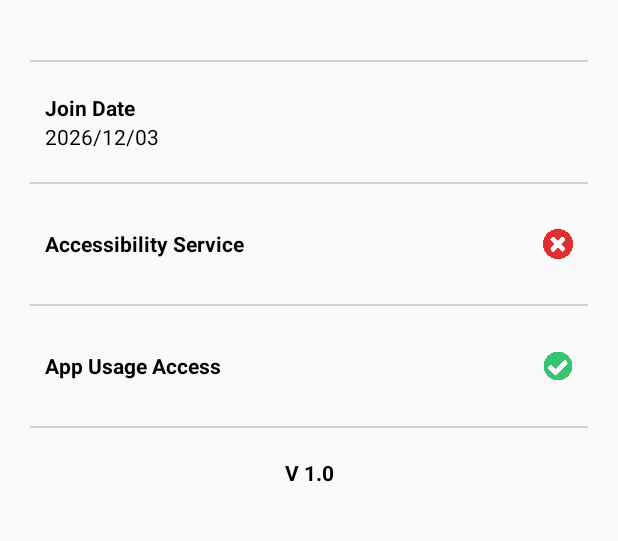
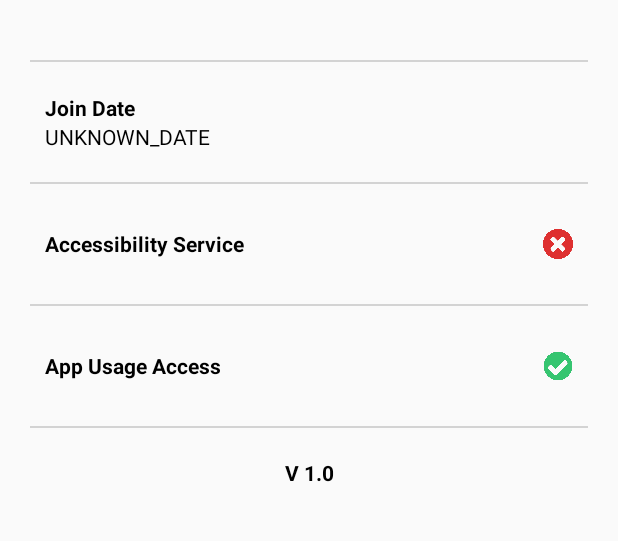
Before and after one commit to wayneiny/PrivaDroid, an Android app: the fragment ProfileFragment placed in its activity, on a phone screen of 412 x 824 dp, the part 120-661 px from its top. Run offline under Robolectric (Android 15) with nearby library versions, the phone set to English and light mode, and no system bars; 1 statement that could not run was skipped.

Commit message:
Fixed date parse exception

```diff
--- a/app/src/main/java/com/weichengcao/privadroid/database/FirestoreProvider.java
+++ b/app/src/main/java/com/weichengcao/privadroid/database/FirestoreProvider.java
@@ -1,6 +1,4 @@
 package com.weichengcao.privadroid.database;
-
-import android.content.Context;
 
 import androidx.annotation.NonNull;
 
@@ -22,14 +20,12 @@ import static com.weichengcao.privadroid.util.EventConstants.PERMISSION_COLLECTI
 
 public class FirestoreProvider {
 
-    private Context mContext;
     private FirebaseFirestore mFirestore;
     private UserPreferences mUserPreferences;
 
     public FirestoreProvider() {
-        mContext = PrivaDroidApplication.getAppContext();
         mFirestore = FirebaseFirestore.getInstance();
-        mUserPreferences = new UserPreferences(mContext);
+        mUserPreferences = new UserPreferences(PrivaDroidApplication.getAppContext());
     }
 
     // TODO: probably can collapse three methods into one?
--- a/app/src/main/java/com/weichengcao/privadroid/database/OnDeviceStorageProvider.java
+++ b/app/src/main/java/com/weichengcao/privadroid/database/OnDeviceStorageProvider.java
@@ -45,7 +45,6 @@ public class OnDeviceStorageProvider {
 
     /**
      * Add synced:false to event. Only add this for local storage event.
-     * @param event
      */
     private static void addSyncedFlag(HashMap<String, String> event) {
         event.put(SYNCED, Boolean.toString(false));
--- a/app/src/main/java/com/weichengcao/privadroid/ui/ProfileFragment.java
+++ b/app/src/main/java/com/weichengcao/privadroid/ui/ProfileFragment.java
@@ -20,6 +20,7 @@ import com.weichengcao.privadroid.util.AccessibilityAppUsageUtil;
 import com.weichengcao.privadroid.util.UserPreferences;
 
 import static com.weichengcao.privadroid.util.DatetimeUtil.convertIsoToReadableFormat;
+import static com.weichengcao.privadroid.util.UserPreferences.UNKNOWN_DATE;
 
 public class ProfileFragment extends Fragment {
 
@@ -48,7 +49,7 @@ public class ProfileFragment extends Fragment {
          */
         UserPreferences userPreferences = new UserPreferences(PrivaDroidApplication.getAppContext());
         mAdId.setText(userPreferences.getAdvertisingId());
-        mJoinDate.setText(convertIsoToReadableFormat(userPreferences.getJoinDate()));
+        mJoinDate.setText(userPreferences.getJoinDate().equals(UNKNOWN_DATE) ? UNKNOWN_DATE : convertIsoToReadableFormat(userPreferences.getJoinDate()));
 
         /**
          * Set up version number
--- a/app/src/main/java/com/weichengcao/privadroid/ui/SplashActivity.java
+++ b/app/src/main/java/com/weichengcao/privadroid/ui/SplashActivity.java
@@ -103,7 +103,6 @@ public class SplashActivity extends AppCompatActivity implements View.OnClickLis
         @Override
         protected void onPostExecute(String s) {
             activityWeakReference.get().userPreferences.setAdvertisingId(s);
-//            Toast.makeText(activityWeakReference.get().getApplicationContext(), activityWeakReference.get().userPreferences.getAdvertisingId(), Toast.LENGTH_SHORT).show();
             Log.d(TAG, "Updated Google Advertising Id to be " + activityWeakReference.get().userPreferences.getAdvertisingId());
         }
     }
--- a/app/src/main/java/com/weichengcao/privadroid/ui/TutorialCards/CardPagerAdapter.java
+++ b/app/src/main/java/com/weichengcao/privadroid/ui/TutorialCards/CardPagerAdapter.java
@@ -44,10 +44,6 @@ public class CardPagerAdapter extends PagerAdapter implements CardAdapter {
     @Override
     public CardView getCardViewAt(int position) {
         return mViews.get(position);
-    }
-
-    public CardItem getCardItemAt(int position) {
-        return mData.get(position);
     }
 
     public void setCardItemAt(int position, CardItem item) {
--- a/app/src/main/java/com/weichengcao/privadroid/util/UserPreferences.java
+++ b/app/src/main/java/com/weichengcao/privadroid/util/UserPreferences.java
@@ -57,8 +57,9 @@ public class UserPreferences {
         getAppPrefs().edit().putString(FIRESTORE_JOIN_EVENT_ID, firestoreJoinEventId).apply();
     }
 
+    public static final String UNKNOWN_DATE = "UNKNOWN_DATE";
     public String getJoinDate() {
-        return getAppPrefs().getString(JOIN_DATE, "PrivaDroid confused...");
+        return getAppPrefs().getString(JOIN_DATE, UNKNOWN_DATE);
     }
 
     public void setJoinDate(String joinDate) {
```
